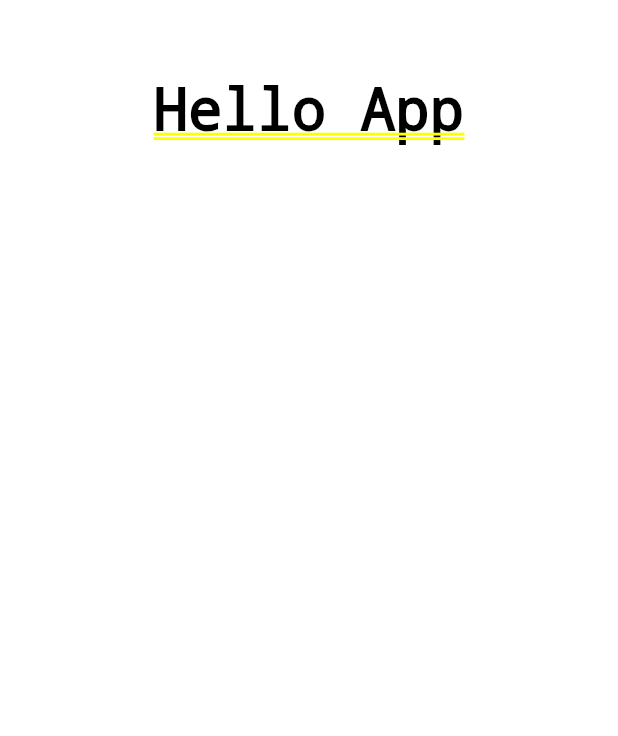
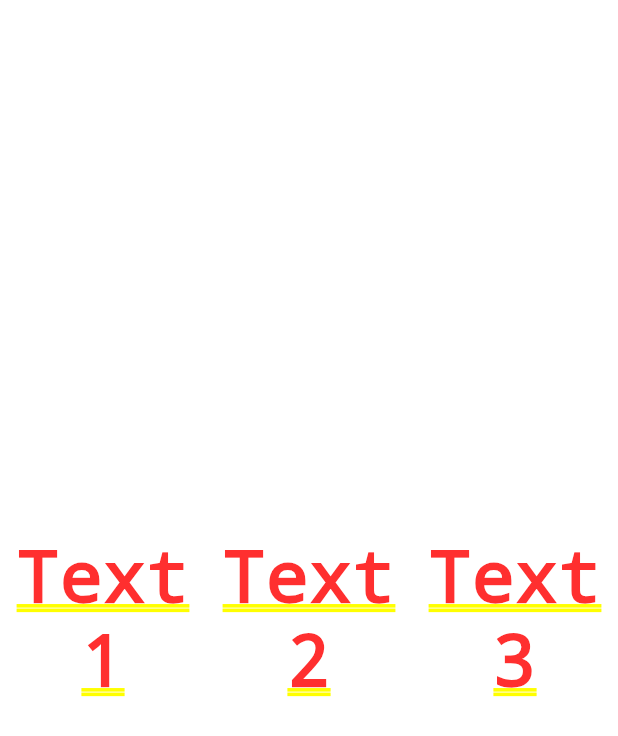
Before and after one commit to ParasRocks/Flutter-All-Widget, a Flutter app: the screen it shows after launch, on a phone screen of 412 x 824 dp. Shown: the top 736 px of the screen. Run offline on Flutter 3.47's test engine with Material 2 defaults, Android fonts, the phone set to English and light mode, and no system bars.

Commit message:
Row Extended Children Widget

```diff
--- a/lib/main.dart
+++ b/lib/main.dart
@@ -23,16 +23,25 @@ class MyApp extends StatelessWidget {
 //      home: new Banner(message: "Hello Word", location: BannerLocation.bottomEnd),
 //        home: new Text(
 //          "Hello Android App",textAlign: TextAlign.center,overflow: TextOverflow.ellipsis),
-        home: new Container(
-            color: Colors.white,
-            padding: const EdgeInsets.all(50.9),
-            alignment: Alignment.topCenter,
-            child: new Text(
-              "Hello App",
-              textAlign: TextAlign.center,
-              textScaleFactor: 0.8,
-              style: TextStyle(color: Colors.black),
-            )));
+//        home: new Container(
+//            color: Colors.white,
+//            padding: const EdgeInsets.all(50.9),
+//            alignment: Alignment.topCenter,
+//            child: new Text(
+//              "Hello App",
+//              textAlign: TextAlign.center,
+//              textScaleFactor: 0.8,
+//              style: TextStyle(color: Colors.black),
+//            )));
+        home: new Row(children: <Widget>[
+          new Expanded(child: new Text("Text 1",textAlign: TextAlign.center,),),
+          new Expanded(child: new Text("Text 2",textAlign: TextAlign.center,),),
+          new Expanded(
+              child: new Text(
+            "Text 3",
+            textAlign: TextAlign.center,
+          ))
+        ]));
   }
 }
 
```
